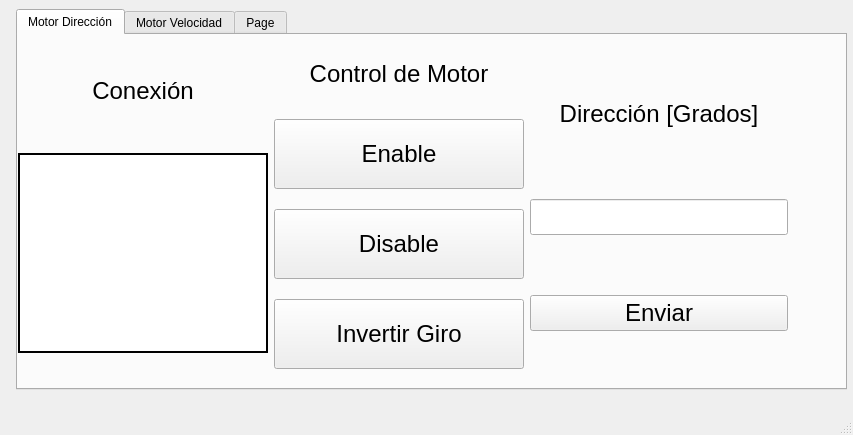
Before: the Qt Designer form mainwindow.ui in WenceslaoFB/QT_CAN_MOTOR, drawn with Qt 5.
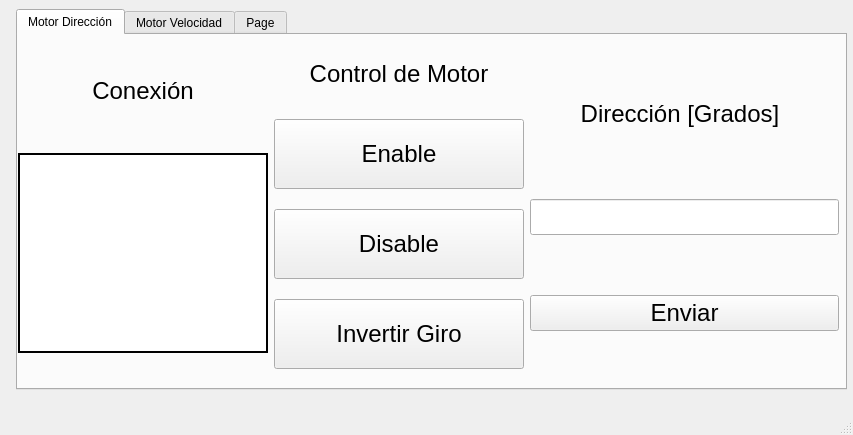
After: the same form once the commit is applied. The open tabs and pages were chosen to show the change.

Commit message: ahora deberia andar invertir

Diff of the .ui file:
```diff
--- a/mainwindow.ui
+++ b/mainwindow.ui
@@ -51,7 +51,7 @@
        <rect>
         <x>0</x>
         <y>0</y>
-        <width>770</width>
+        <width>821</width>
         <height>351</height>
        </rect>
       </property>
```
Left out of the diff: 4 changed lines with no effect on the pictures. The commit also changes 2 other files.
